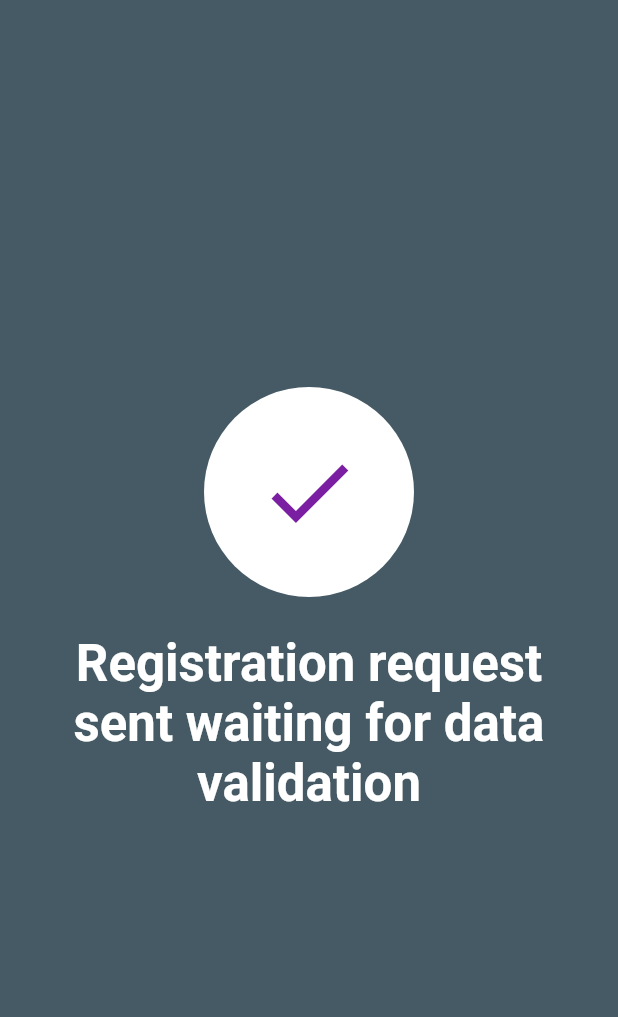
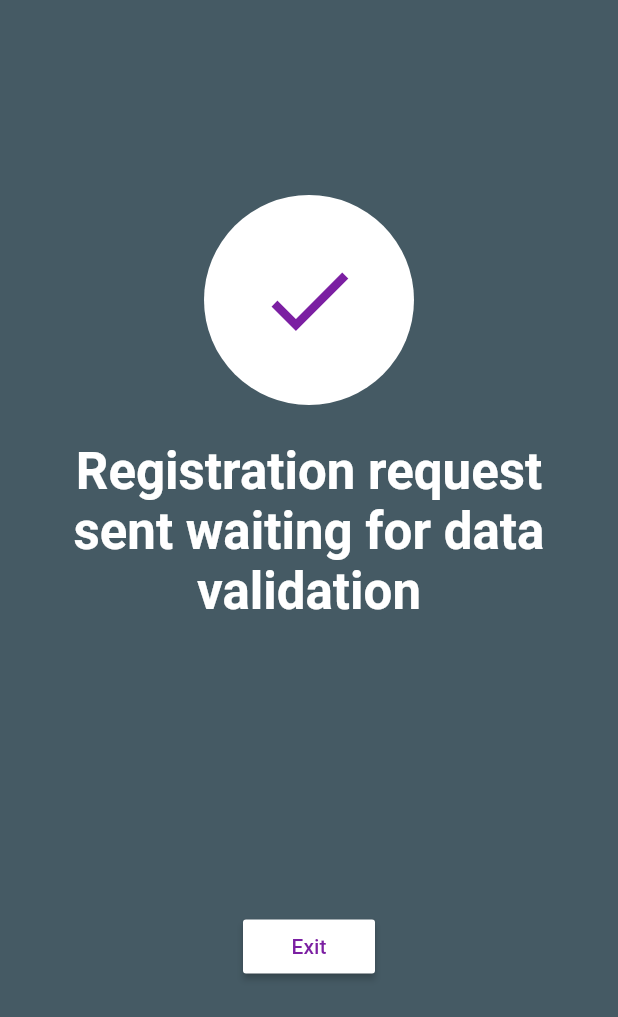
Before and after one commit to akoszsebe/vote_app, a Flutter app: the ConfirmationScreen screen opened by its route, on a phone screen of 412 x 824 dp. Shown: the top 1017 px of the screen. Run offline on Flutter 3.47's test engine with Material 2 defaults, Android fonts, the phone set to English and light mode, and no system bars; our stand-ins replace shared_preferences; accounts and stored records are empty.

```diff
--- a/lib/main.dart
+++ b/lib/main.dart
@@ -16,6 +16,7 @@ class MyApp extends StatelessWidget {
   @override
   Widget build(BuildContext context) {
     return MaterialApp(
+      title: 'Vote App',
         theme: ThemeData(
             primaryColor: Colors.blueGrey[700],
             accentColor: Colors.purple[700]),
--- a/lib/pages/confirmation_screen.dart
+++ b/lib/pages/confirmation_screen.dart
@@ -1,3 +1,4 @@
+import 'dart:io';
 import 'package:flutter/material.dart';
 
 class ConfirmationScreen extends StatelessWidget {
@@ -16,11 +17,12 @@ class ConfirmationScreen extends StatelessWidget {
             mainAxisAlignment: MainAxisAlignment.start,
             children: <Widget>[
               Expanded(
-                flex: 1,
+                flex: 3,
                 child: Container(
                   child: Column(
                     mainAxisAlignment: MainAxisAlignment.center,
                     children: <Widget>[
+                      Padding(padding: EdgeInsets.only(top: 130),),
                       CircleAvatar(
                         backgroundColor: Colors.white,
                         radius: 70.0,
@@ -41,6 +43,26 @@ class ConfirmationScreen extends StatelessWidget {
                               fontSize: 34.0),
                         ),
                       ),
+                      Expanded(
+                          flex: 1,
+                          child: Column(
+                              mainAxisAlignment: MainAxisAlignment.center,
+                              children: <Widget>[
+                                RaisedButton(
+                                  onPressed: () => {
+                                        {
+                                          exit(0)
+                                          //Navigator.pop(context)
+                                        },
+                                      },
+                                  textColor: Theme.of(context).accentColor,
+                                  color: Colors.white,
+                                  padding: const EdgeInsets.all(8.0),
+                                  child: new Text(
+                                    "Exit",
+                                  ),
+                                ),
+                              ]))
                     ],
                   ),
                 ),
--- a/pubspec.yaml
+++ b/pubspec.yaml
@@ -20,6 +20,7 @@ dependencies:
   flutter:
     sdk: flutter
   shared_preferences: ^0.5.2
+  flutter_launcher_icons: "^0.7.0"
 
   # The following adds the Cupertino Icons font to your application.
   # Use with the CupertinoIcons class for iOS style icons.
@@ -29,6 +30,10 @@ dev_dependencies:
   flutter_test:
     sdk: flutter
 
+flutter_icons:
+  image_path: "assets/vote_icon.png"
+  android: true
+  ios: true
 
 # For information on the generic Dart part of this file, see the
 # following page: https://www.dartlang.org/tools/pub/pubspec
```
Also changed, not shown: assets/vote_app.png (added), assets/vote_icon.png (added), pubspec.lock, 20 other files.
